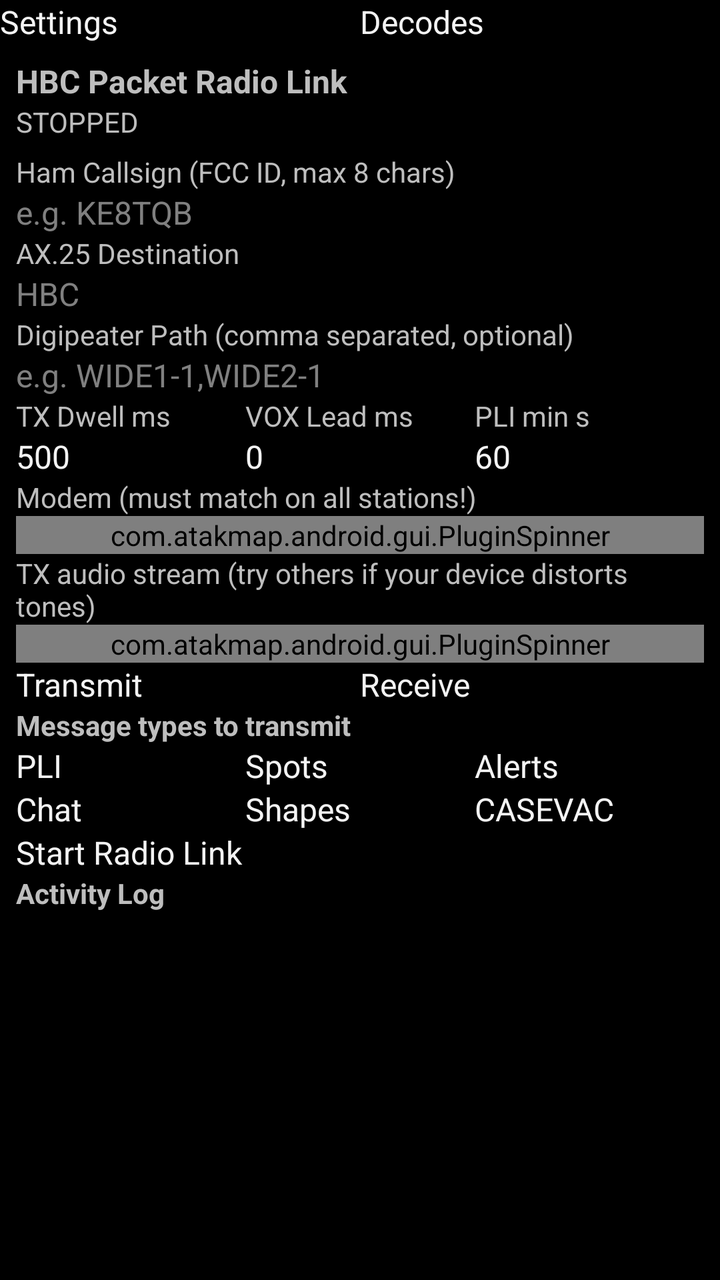
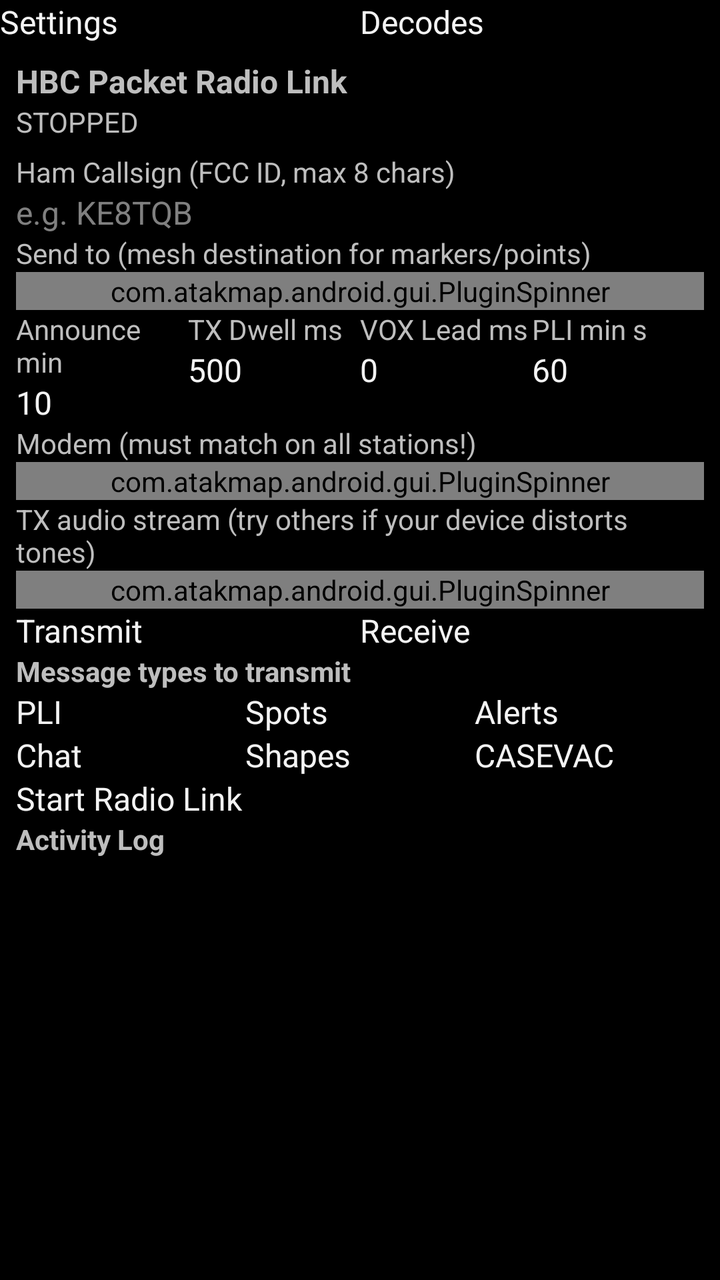

An Android layout rendered at two revisions. The XML below is the earlier revision; the diff shows what the commit changed to produce the second picture.
<!-- AndroidManifest.xml: application theme AppTheme -->
<!-- res/layout/main_layout.xml -->
<?xml version="1.0" encoding="utf-8"?>
<LinearLayout xmlns:android="http://schemas.android.com/apk/res/android"
    android:layout_width="match_parent"
    android:layout_height="match_parent"
    android:orientation="vertical">

    
    <LinearLayout
        android:layout_width="match_parent"
        android:layout_height="wrap_content"
        android:orientation="horizontal">

        <Button
            android:id="@+id/hbc_tab_btn_settings"
            android:layout_width="0dp"
            android:layout_height="wrap_content"
            android:layout_weight="1"
            android:text="@string/hbc_tab_settings" />

        <Button
            android:id="@+id/hbc_tab_btn_decodes"
            android:layout_width="0dp"
            android:layout_height="wrap_content"
            android:layout_weight="1"
            android:text="@string/hbc_tab_decodes" />
    </LinearLayout>

    
    <ScrollView
        android:id="@+id/hbc_tab_settings"
        android:layout_width="match_parent"
        android:layout_height="match_parent"
        android:visibility="visible">

        <LinearLayout
            android:layout_width="match_parent"
            android:layout_height="wrap_content"
            android:orientation="vertical"
            android:padding="8dp">

            <TextView
                android:layout_width="match_parent"
                android:layout_height="wrap_content"
                android:text="@string/hbc_title"
                android:textStyle="bold"
                android:textSize="16sp" />

            <TextView
                android:id="@+id/hbc_status"
                android:layout_width="match_parent"
                android:layout_height="wrap_content"
                android:text="@string/hbc_stopped"
                android:paddingBottom="6dp" />

            <TextView
                android:layout_width="match_parent"
                android:layout_height="wrap_content"
                android:text="@string/hbc_callsign_label" />

            <EditText
                android:id="@+id/hbc_callsign"
                android:layout_width="match_parent"
                android:layout_height="wrap_content"
                android:hint="@string/hbc_callsign_hint"
                android:inputType="textCapCharacters"
                android:maxLength="8" />

            <TextView
                android:layout_width="match_parent"
                android:layout_height="wrap_content"
                android:text="@string/hbc_dest_label" />

            <EditText
                android:id="@+id/hbc_dest"
                android:layout_width="match_parent"
                android:layout_height="wrap_content"
                android:hint="@string/hbc_dest_hint"
                android:inputType="textCapCharacters"
                android:maxLength="9" />

            <TextView
                android:layout_width="match_parent"
                android:layout_height="wrap_content"
                android:text="@string/hbc_path_label" />

            <EditText
                android:id="@+id/hbc_path"
                android:layout_width="match_parent"
                android:layout_height="wrap_content"
                android:hint="@string/hbc_path_hint"
                android:inputType="textCapCharacters" />

            <LinearLayout
                android:layout_width="match_parent"
                android:layout_height="wrap_content"
                android:orientation="horizontal">

                <LinearLayout
                    android:layout_width="0dp"
                    android:layout_height="wrap_content"
                    android:layout_weight="1"
                    android:orientation="vertical">

                    <TextView
                        android:layout_width="match_parent"
                        android:layout_height="wrap_content"
                        android:text="@string/hbc_dwell_label" />

                    <EditText
                        android:id="@+id/hbc_dwell"
                        android:layout_width="match_parent"
                        android:layout_height="wrap_content"
                        android:inputType="number"
                        android:text="@string/hbc_dwell_default" />
                </LinearLayout>

                <LinearLayout
                    android:layout_width="0dp"
                    android:layout_height="wrap_content"
                    android:layout_weight="1"
                    android:orientation="vertical">

                    <TextView
                        android:layout_width="match_parent"
                        android:layout_height="wrap_content"
                        android:text="@string/hbc_vox_label" />

                    <EditText
                        android:id="@+id/hbc_vox_leader"
                        android:layout_width="match_parent"
                        android:layout_height="wrap_content"
                        android:inputType="number"
                        android:text="@string/hbc_vox_default" />
                </LinearLayout>

                <LinearLayout
                    android:layout_width="0dp"
                    android:layout_height="wrap_content"
                    android:layout_weight="1"
                    android:orientation="vertical">

                    <TextView
                        android:layout_width="match_parent"
                        android:layout_height="wrap_content"
                        android:text="@string/hbc_pli_rate_label" />

                    <EditText
                        android:id="@+id/hbc_pli_rate"
                        android:layout_width="match_parent"
                        android:layout_height="wrap_content"
                        android:inputType="number"
                        android:text="@string/hbc_pli_rate_default" />
                </LinearLayout>
            </LinearLayout>

        <TextView
            android:layout_width="match_parent"
            android:layout_height="wrap_content"
            android:text="@string/hbc_modem_label" />

        <com.atakmap.android.gui.PluginSpinner
            android:id="@+id/hbc_modem_type"
            android:layout_width="match_parent"
            android:layout_height="wrap_content" />

        <TextView
            android:layout_width="match_parent"
            android:layout_height="wrap_content"
            android:text="@string/hbc_stream_label" />

        <com.atakmap.android.gui.PluginSpinner
            android:id="@+id/hbc_tx_stream"
            android:layout_width="match_parent"
            android:layout_height="wrap_content" />

        <LinearLayout
            android:layout_width="match_parent"
            android:layout_height="wrap_content"
            android:orientation="horizontal">

            <CheckBox
                android:id="@+id/hbc_tx_enable"
                    android:layout_width="0dp"
                    android:layout_height="wrap_content"
                    android:layout_weight="1"
                    android:checked="true"
                    android:text="@string/hbc_tx_enable" />

                <CheckBox
                    android:id="@+id/hbc_rx_enable"
                    android:layout_width="0dp"
                    android:layout_height="wrap_content"
                    android:layout_weight="1"
                    android:checked="true"
                    android:text="@string/hbc_rx_enable" />
            </LinearLayout>

            <TextView
                android:layout_width="match_parent"
                android:layout_height="wrap_content"
                android:text="@string/hbc_modes_label"
                android:textStyle="bold" />

            <LinearLayout
                android:layout_width="match_parent"
                android:layout_height="wrap_content"
                android:orientation="horizontal">

                <CheckBox
                    android:id="@+id/hbc_mode_pli"
                    android:layout_width="0dp"
                    android:layout_height="wrap_content"
                    android:layout_weight="1"
                    android:checked="true"
                    android:text="@string/hbc_mode_pli" />

                <CheckBox
                    android:id="@+id/hbc_mode_spots"
                    android:layout_width="0dp"
                    android:layout_height="wrap_content"
                    android:layout_weight="1"
                    android:checked="true"
                    android:text="@string/hbc_mode_spots" />

                <CheckBox
                    android:id="@+id/hbc_mode_alerts"
                    android:layout_width="0dp"
                    android:layout_height="wrap_content"
                    android:layout_weight="1"
                    android:checked="true"
                    android:text="@string/hbc_mode_alerts" />
            </LinearLayout>

            <LinearLayout
                android:layout_width="match_parent"
                android:layout_height="wrap_content"
                android:orientation="horizontal">

                <CheckBox
                    android:id="@+id/hbc_mode_chat"
                    android:layout_width="0dp"
                    android:layout_height="wrap_content"
                    android:layout_weight="1"
                    android:checked="true"
                    android:text="@string/hbc_mode_chat" />

                <CheckBox
                    android:id="@+id/hbc_mode_shapes"
                    android:layout_width="0dp"
                    android:layout_height="wrap_content"
                    android:layout_weight="1"
                    android:checked="true"
                    android:text="@string/hbc_mode_shapes" />

                <CheckBox
                    android:id="@+id/hbc_mode_casevac"
                    android:layout_width="0dp"
                    android:layout_height="wrap_content"
                    android:layout_weight="1"
                    android:checked="true"
                    android:text="@string/hbc_mode_casevac" />
            </LinearLayout>

            <Button
                android:id="@+id/hbc_start_stop"
                android:layout_width="match_parent"
                android:layout_height="wrap_content"
                android:text="@string/hbc_start" />

            <TextView
                android:layout_width="match_parent"
                android:layout_height="wrap_content"
                android:text="@string/hbc_log_label"
                android:textStyle="bold" />

            <TextView
                android:id="@+id/hbc_log"
                android:layout_width="match_parent"
                android:layout_height="160dp"
                android:scrollbars="vertical"
                android:textSize="11sp"
                android:typeface="monospace" />
        </LinearLayout>
    </ScrollView>

    
    <LinearLayout
        android:id="@+id/hbc_tab_decodes"
        android:layout_width="match_parent"
        android:layout_height="match_parent"
        android:orientation="vertical"
        android:padding="8dp"
        android:visibility="gone">

        <LinearLayout
            android:layout_width="match_parent"
            android:layout_height="wrap_content"
            android:orientation="horizontal">

            <TextView
                android:layout_width="0dp"
                android:layout_height="wrap_content"
                android:layout_weight="1"
                android:text="@string/hbc_decodes_title"
                android:textStyle="bold"
                android:textSize="16sp" />

            <Button
                android:id="@+id/hbc_decodes_clear"
                android:layout_width="wrap_content"
                android:layout_height="wrap_content"
                android:text="@string/hbc_decodes_clear" />
        </LinearLayout>

        <TextView
            android:id="@+id/hbc_decodes_count"
            android:layout_width="match_parent"
            android:layout_height="wrap_content"
            android:text="@string/hbc_decodes_none"
            android:paddingBottom="4dp" />

        <ScrollView
            android:id="@+id/hbc_decodes_scroll"
            android:layout_width="match_parent"
            android:layout_height="match_parent">

            <TextView
                android:id="@+id/hbc_decodes"
                android:layout_width="match_parent"
                android:layout_height="wrap_content"
                android:textSize="12sp"
                android:typeface="monospace" />
        </ScrollView>
    </LinearLayout>
</LinearLayout>
<!-- resources referenced by this layout -->
<resources>
  <string name="hbc_callsign_hint">e.g. KE8TQB</string>
  <string name="hbc_callsign_label">Ham Callsign (FCC ID, max 8 chars)</string>
  <string name="hbc_decodes_clear">Clear</string>
  <string name="hbc_decodes_none">No packets decoded yet</string>
  <string name="hbc_decodes_title">Packet Decodes</string>
  <string name="hbc_dest_hint">HBC</string>
  <string name="hbc_dest_label">AX.25 Destination</string>
  <string name="hbc_dwell_default">500</string>
  <string name="hbc_dwell_label">TX Dwell ms</string>
  <string name="hbc_log_label">Activity Log</string>
  <string name="hbc_mode_alerts">Alerts</string>
  <string name="hbc_mode_casevac">CASEVAC</string>
  <string name="hbc_mode_chat">Chat</string>
  <string name="hbc_mode_pli">PLI</string>
  <string name="hbc_mode_shapes">Shapes</string>
  <string name="hbc_mode_spots">Spots</string>
  <string name="hbc_modem_label">Modem (must match on all stations!)</string>
  <string name="hbc_modes_label">Message types to transmit</string>
  <string name="hbc_path_hint">e.g. WIDE1-1,WIDE2-1</string>
  <string name="hbc_path_label">Digipeater Path (comma separated, optional)</string>
  <string name="hbc_pli_rate_default">60</string>
  <string name="hbc_pli_rate_label">PLI min s</string>
  <string name="hbc_rx_enable">Receive</string>
  <string name="hbc_start">Start Radio Link</string>
  <string name="hbc_stopped">STOPPED</string>
  <string name="hbc_stream_label">TX audio stream (try others if your device distorts tones)</string>
  <string name="hbc_tab_decodes">Decodes</string>
  <string name="hbc_tab_settings">Settings</string>
  <string name="hbc_title">HBC Packet Radio Link</string>
  <string name="hbc_tx_enable">Transmit</string>
  <string name="hbc_vox_default">0</string>
  <string name="hbc_vox_label">VOX Lead ms</string>
  <style name="AppTheme" parent="@android:style/Theme.Holo">
          <item name="android:buttonStyle">@android:style/Widget.Button</item>
          <item name="android:imageButtonStyle">@android:style/Widget.Button</item>
          <item name="android:buttonStyleToggle">@android:style/Widget.Button</item>
          <item name="android:spinnerStyle">@style/ATAKSpinner</item>
          <item name="android:spinnerItemStyle">@style/ATAKSpinnerItem</item>
          <item name="android:editTextStyle">@style/ATAKEditText</item>
      </style>
  <style name="ATAKSpinner" parent="@android:style/Widget.Spinner">
          <item name="android:spinnerMode">dialog</item>
      </style>
  <style name="ATAKSpinnerItem">
          <item name="android:textColor">@android:color/white</item>
          <item name="android:dropDownVerticalOffset">0dip</item>
          <item name="android:dropDownHorizontalOffset">0dip</item>
          <item name="android:dropDownWidth">wrap_content</item>
          <item name="android:gravity">left|center_vertical</item>
      </style>
  <style name="ATAKEditText" parent="@android:style/Widget.EditText">
          
          
  
          
          <item name="android:imeOptions">flagNoFullscreen</item>
      </style>
</resources>

<!-- the commit's change to res/layout/main_layout.xml (unified diff, before → after) -->
@@ -68,32 +68,36 @@
             <TextView
                 android:layout_width="match_parent"
                 android:layout_height="wrap_content"
-                android:text="@string/hbc_dest_label" />
-
-            <EditText
-                android:id="@+id/hbc_dest"
-                android:layout_width="match_parent"
-                android:layout_height="wrap_content"
-                android:hint="@string/hbc_dest_hint"
-                android:inputType="textCapCharacters"
-                android:maxLength="9" />
-
-            <TextView
-                android:layout_width="match_parent"
-                android:layout_height="wrap_content"
-                android:text="@string/hbc_path_label" />
-
-            <EditText
-                android:id="@+id/hbc_path"
-                android:layout_width="match_parent"
-                android:layout_height="wrap_content"
-                android:hint="@string/hbc_path_hint"
-                android:inputType="textCapCharacters" />
+                android:text="@string/hbc_send_to_label" />
+
+            <com.atakmap.android.gui.PluginSpinner
+                android:id="@+id/hbc_send_to"
+                android:layout_width="match_parent"
+                android:layout_height="wrap_content" />
 
             <LinearLayout
                 android:layout_width="match_parent"
                 android:layout_height="wrap_content"
                 android:orientation="horizontal">
+
+                <LinearLayout
+                    android:layout_width="0dp"
+                    android:layout_height="wrap_content"
+                    android:layout_weight="1"
+                    android:orientation="vertical">
+
+                    <TextView
+                        android:layout_width="match_parent"
+                        android:layout_height="wrap_content"
+                        android:text="@string/hbc_announce_label" />
+
+                    <EditText
+                        android:id="@+id/hbc_announce_rate"
+                        android:layout_width="match_parent"
+                        android:layout_height="wrap_content"
+                        android:inputType="number"
+                        android:text="@string/hbc_announce_default" />
+                </LinearLayout>
 
                 <LinearLayout
                     android:layout_width="0dp"
<!-- resource entries referenced after the edit -->
@@ -1,12 +1,12 @@
 <!-- resources referenced by this layout -->
 <resources>
+  <string name="hbc_announce_default">10</string>
+  <string name="hbc_announce_label">Announce min</string>
   <string name="hbc_callsign_hint">e.g. KE8TQB</string>
   <string name="hbc_callsign_label">Ham Callsign (FCC ID, max 8 chars)</string>
   <string name="hbc_decodes_clear">Clear</string>
   <string name="hbc_decodes_none">No packets decoded yet</string>
   <string name="hbc_decodes_title">Packet Decodes</string>
-  <string name="hbc_dest_hint">HBC</string>
-  <string name="hbc_dest_label">AX.25 Destination</string>
   <string name="hbc_dwell_default">500</string>
   <string name="hbc_dwell_label">TX Dwell ms</string>
   <string name="hbc_log_label">Activity Log</string>
@@ -18,11 +18,10 @@
   <string name="hbc_mode_spots">Spots</string>
   <string name="hbc_modem_label">Modem (must match on all stations!)</string>
   <string name="hbc_modes_label">Message types to transmit</string>
-  <string name="hbc_path_hint">e.g. WIDE1-1,WIDE2-1</string>
-  <string name="hbc_path_label">Digipeater Path (comma separated, optional)</string>
   <string name="hbc_pli_rate_default">60</string>
   <string name="hbc_pli_rate_label">PLI min s</string>
   <string name="hbc_rx_enable">Receive</string>
+  <string name="hbc_send_to_label">Send to (mesh destination for markers/points)</string>
   <string name="hbc_start">Start Radio Link</string>
   <string name="hbc_stopped">STOPPED</string>
   <string name="hbc_stream_label">TX audio stream (try others if your device distorts tones)</string>
